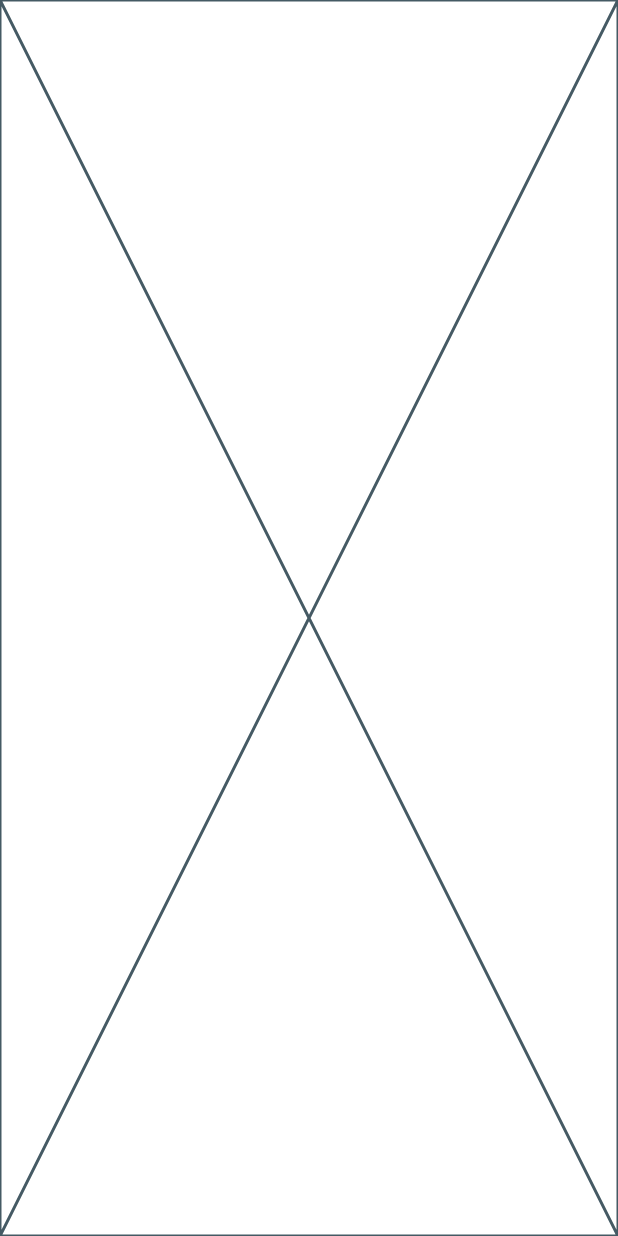
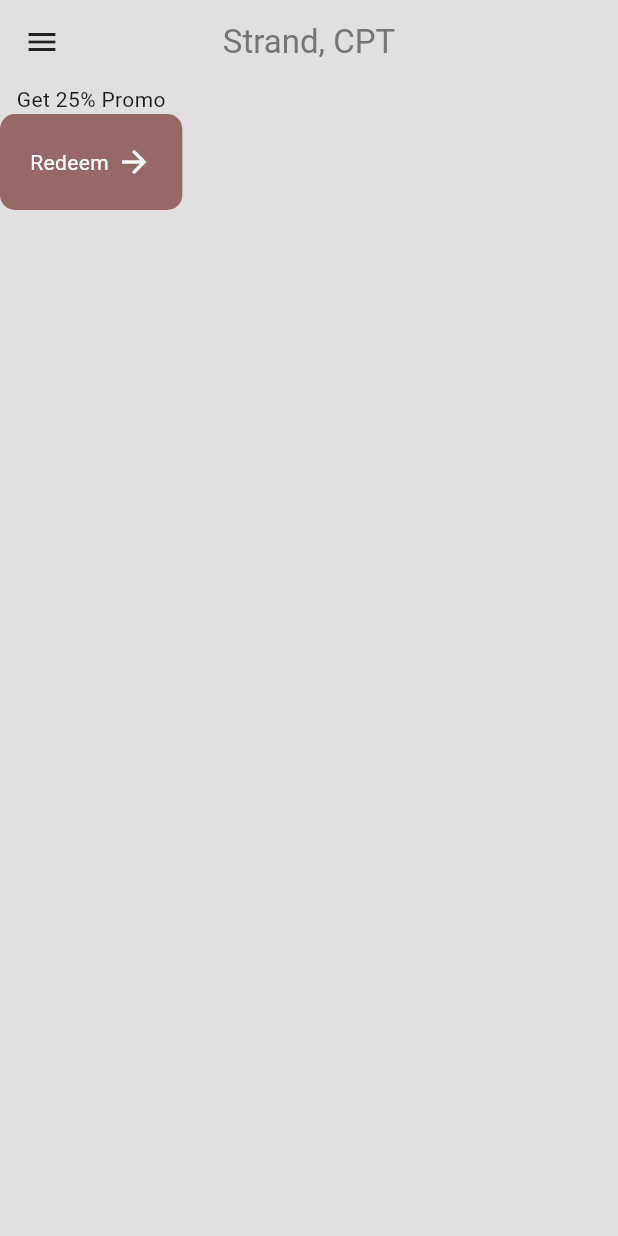
Before and after one commit to aLearningLad/yukis, a Flutter app: the screen it shows after launch, after a tap on "Get Started", on a phone screen of 412 x 824 dp. Run offline on Flutter 3.47's test engine with Material 3 defaults, Android fonts, the light colour scheme and no system bars; our stand-ins replace google_fonts.

Commit message:
menu page additions

```diff
--- a/lib/pages/menu_page.dart
+++ b/lib/pages/menu_page.dart
@@ -1,10 +1,53 @@
 import 'package:flutter/material.dart';
+import 'package:yukis/components/button.dart';
 
 class MenuPage extends StatelessWidget {
   const MenuPage({super.key});
 
   @override
   Widget build(BuildContext context) {
-    return const Placeholder();
+    return Scaffold(
+      backgroundColor: Colors.grey[300],
+      appBar: AppBar(
+        backgroundColor: Colors.transparent,
+        leading: Icon(
+          Icons.menu,
+          color: Colors.grey[900],
+        ),
+        title: Text(
+          "Strand, CPT",
+          style: TextStyle(color: Colors.grey[600]),
+        ),
+        centerTitle: true,
+      ),
+      body: Column(
+        children: [
+// promo banner
+          Container(
+            child: Row(
+              children: [
+                Column(
+                  children: [
+                    // promo message
+                    Text("Get 25% Promo"),
+
+                    // redeem btn
+                    MyButton(text: 'Redeem', onTap: () {})
+                  ],
+                )
+
+// image
+              ],
+            ),
+          )
+
+// search bar
+
+// menu list
+
+// popular food
+        ],
+      ),
+    );
   }
 }
```
